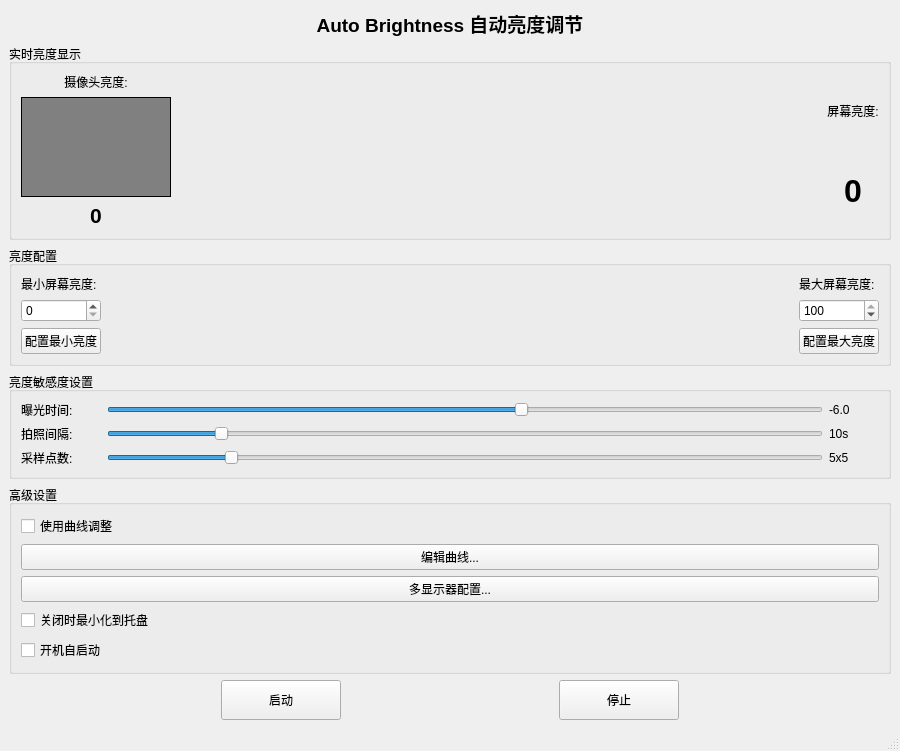
Above: mainwindow.ui from 183965983/AutoBrightnessWidget before the change. Below: the same form after it.
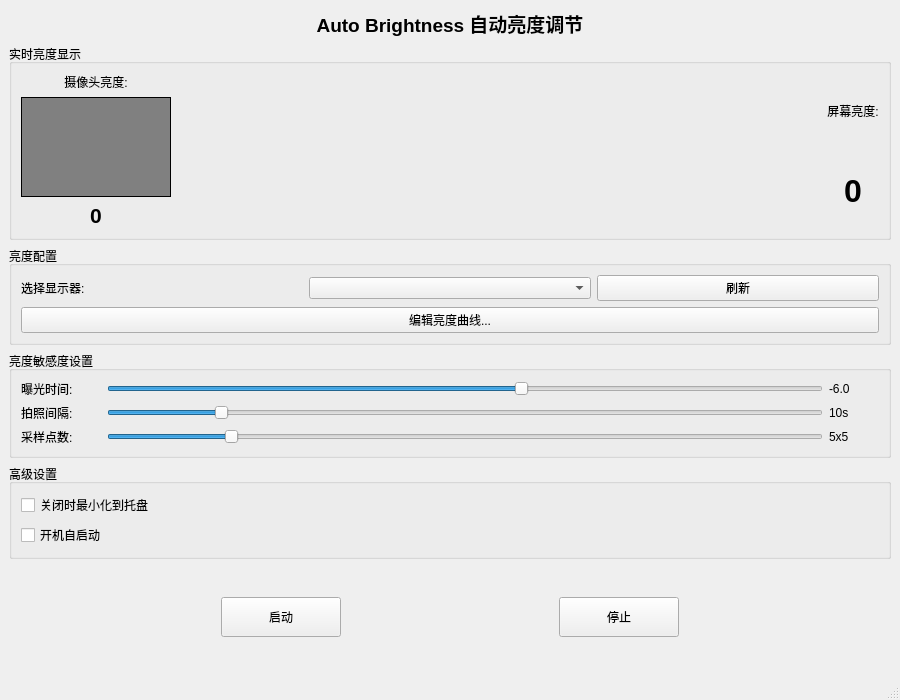
That is the form after the change.

Commit message: 阶段1完成：重构UI移除重复控件并整合多显示器配置

What changed in the file:
```diff
--- a/mainwindow.ui
+++ b/mainwindow.ui
@@ -134,75 +134,41 @@
       <property name="title">
        <string>亮度配置</string>
       </property>
-      <layout class="QHBoxLayout" name="horizontalLayout_4">
+      <layout class="QVBoxLayout" name="brightnessConfigLayout">
        <item>
-        <layout class="QVBoxLayout" name="minBrightnessLayout">
+        <layout class="QHBoxLayout" name="monitorSelectLayout">
          <item>
-          <widget class="QLabel" name="minBrightnessLabel">
+          <widget class="QLabel" name="monitorSelectLabel">
            <property name="text">
-            <string>最小屏幕亮度:</string>
+            <string>选择显示器:</string>
            </property>
           </widget>
          </item>
          <item>
-          <widget class="QSpinBox" name="minScreenBrightnessSpinBox">
-           <property name="maximum">
-            <number>100</number>
+          <widget class="QComboBox" name="monitorSelectComboBox">
+           <property name="toolTip">
+            <string>选择要配置的显示器</string>
            </property>
-           <property name="value">
-            <number>0</number>
-           </property>
           </widget>
          </item>
          <item>
-          <widget class="QPushButton" name="setMinBrightnessButton">
+          <widget class="QPushButton" name="refreshMonitorsButton">
            <property name="text">
-            <string>配置最小亮度</string>
+            <string>刷新</string>
            </property>
           </widget>
          </item>
         </layout>
        </item>
        <item>
-        <spacer name="horizontalSpacer_5">
-         <property name="orientation">
-          <enum>Qt::Orientation::Horizontal</enum>
+        <widget class="QPushButton" name="editCurveButton">
+         <property name="text">
+          <string>编辑亮度曲线...</string>
          </property>
-         <property name="sizeHint" stdset="0">
-          <size>
-           <width>40</width>
-           <height>20</height>
-          </size>
+         <property name="toolTip">
+          <string>编辑当前显示器的亮度映射曲线（包含自动标定功能）</string>
          </property>
-        </spacer>
-       </item>
-       <item>
-        <layout class="QVBoxLayout" name="maxBrightnessLayout">
-         <item>
-          <widget class="QLabel" name="maxBrightnessLabel">
-           <property name="text">
-            <string>最大屏幕亮度:</string>
-           </property>
-          </widget>
-         </item>
-         <item>
-          <widget class="QSpinBox" name="maxScreenBrightnessSpinBox">
-           <property name="maximum">
-            <number>100</number>
-           </property>
-           <property name="value">
-            <number>100</number>
-           </property>
-          </widget>
-         </item>
-         <item>
-          <widget class="QPushButton" name="setMaxBrightnessButton">
-           <property name="text">
-            <string>配置最大亮度</string>
-           </property>
-          </widget>
-         </item>
-        </layout>
+        </widget>
        </item>
       </layout>
      </widget>
@@ -360,30 +326,6 @@
        <string>高级设置</string>
       </property>
       <layout class="QVBoxLayout" name="verticalLayout_3">
-       <item>
-        <widget class="QCheckBox" name="useCurveCheckBox">
-         <property name="text">
-          <string>使用曲线调整</string>
-         </property>
-        </widget>
-       </item>
-       <item>
-        <widget class="QPushButton" name="editCurveButton">
-         <property name="text">
-          <string>编辑曲线...</string>
-         </property>
-        </widget>
-       </item>
-       <item>
-        <widget class="QPushButton" name="monitorConfigButton">
-         <property name="text">
-          <string>多显示器配置...</string>
-         </property>
-         <property name="toolTip">
-          <string>配置多个显示器的亮度曲线</string>
-         </property>
-        </widget>
-       </item>
        <item>
         <widget class="QCheckBox" name="minimizeToTrayCheckBox">
          <property name="text">
```
Left out of the diff: 3 changed lines with no effect on the pictures. The commit also changes 3 other files.
